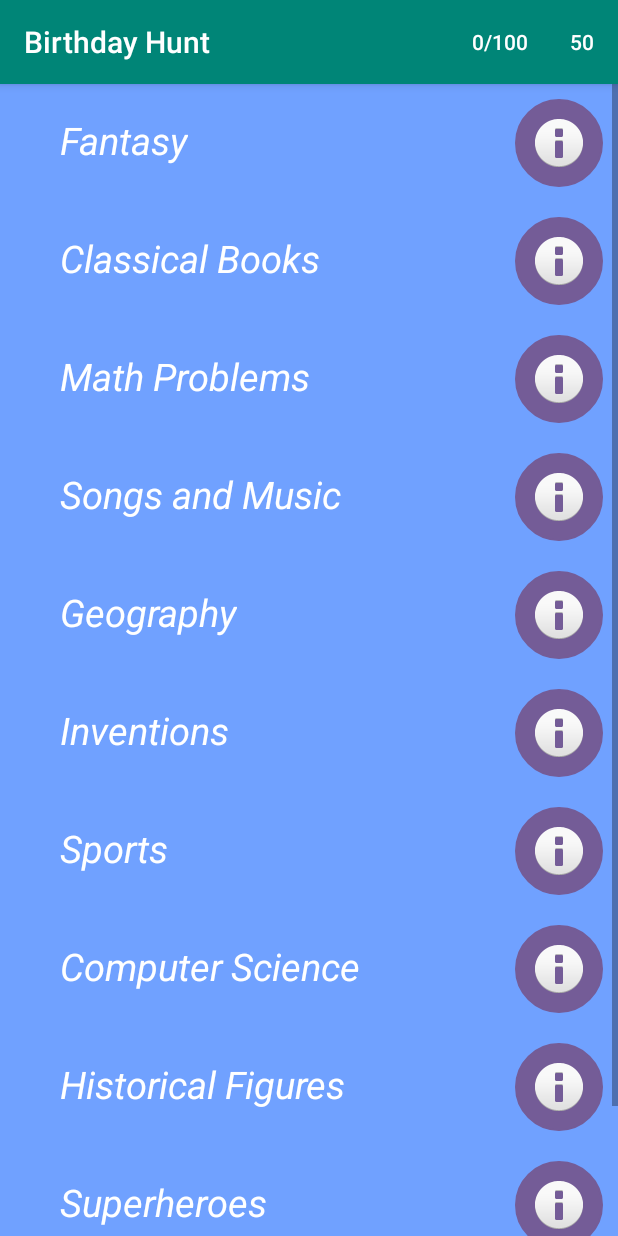
After one commit to Guy-Am-I/Dean_Bday_App, an Android app: the TopicsActivity screen opened directly, with no data from a screen before it, on a phone screen of 412 x 824 dp. The commit adds this screen. Run offline under Robolectric (Android 15) with nearby library versions, the phone set to English and light mode, and no system bars.

Commit message:
Added Topics activity showing 10 items as recycler view

```diff
--- a/app/build.gradle
+++ b/app/build.gradle
@@ -27,4 +27,6 @@ dependencies {
     testImplementation 'junit:junit:4.12'
     androidTestImplementation 'androidx.test.ext:junit:1.1.0'
     androidTestImplementation 'androidx.test.espresso:espresso-core:3.1.1'
+
+    implementation 'com.android.support:recyclerview-v7:28.0.0'
 }
--- a/app/src/main/AndroidManifest.xml
+++ b/app/src/main/AndroidManifest.xml
@@ -9,7 +9,8 @@
         android:roundIcon="@mipmap/ic_launcher_round"
         android:supportsRtl="true"
         android:theme="@style/AppTheme">
-        <activity android:name=".BeginGame"></activity>
+        <activity android:name=".TopicsActivity"></activity>
+        <activity android:name=".BeginGame" />
         <activity android:name=".WelcomeActivity">
             <intent-filter>
                 <action android:name="android.intent.action.MAIN" />
--- a/app/src/main/java/com/example/happybirthday/BeginGame.java
+++ b/app/src/main/java/com/example/happybirthday/BeginGame.java
@@ -2,8 +2,10 @@ package com.example.happybirthday;
 
 import androidx.appcompat.app.AppCompatActivity;
 
+import android.content.Intent;
 import android.os.Bundle;
 import android.view.Menu;
+import android.view.View;
 
 public class BeginGame extends AppCompatActivity {
 
@@ -18,4 +20,8 @@ public class BeginGame extends AppCompatActivity {
         getMenuInflater().inflate(R.menu.game_status_menu, menu);
         return true;
     }
+
+    public void goToTopics(View view){
+        startActivity(new Intent(this, TopicsActivity.class));
+    }
 }
--- /dev/null
+++ b/app/src/main/java/com/example/happybirthday/TopicsActivity.java
@@ -0,0 +1,39 @@
+package com.example.happybirthday;
+
+import androidx.appcompat.app.AppCompatActivity;
+import androidx.recyclerview.widget.LinearLayoutManager;
+import androidx.recyclerview.widget.RecyclerView;
+
+import android.os.Bundle;
+import android.util.Log;
+import android.view.Menu;
+import android.widget.LinearLayout;
+
+public class TopicsActivity extends AppCompatActivity {
+
+    private RecyclerView topics_list;
+    private TopicsListAdapter mAdapter;
+
+    @Override
+    protected void onCreate(Bundle savedInstanceState) {
+        super.onCreate(savedInstanceState);
+        setContentView(R.layout.activity_topics);
+
+        topics_list = (RecyclerView) findViewById(R.id.topics_list);
+        topics_list.setHasFixedSize(true);
+
+        mAdapter = new TopicsListAdapter(getResources().getStringArray(R.array.topics));
+        topics_list.setAdapter(mAdapter);
+
+        LinearLayoutManager layoutManager = new LinearLayoutManager(this);
+        topics_list.setLayoutManager(layoutManager);
+
+
+    }
+
+    @Override
+    public boolean onCreateOptionsMenu(Menu menu) {
+        getMenuInflater().inflate(R.menu.game_status_menu, menu);
+        return true;
+    }
+}
--- /dev/null
+++ b/app/src/main/java/com/example/happybirthday/TopicsListAdapter.java
@@ -0,0 +1,52 @@
+package com.example.happybirthday;
+
+import android.content.Context;
+import android.view.LayoutInflater;
+import android.view.View;
+import android.view.ViewGroup;
+import android.widget.TextView;
+
+import androidx.annotation.NonNull;
+import androidx.recyclerview.widget.RecyclerView;
+
+public class TopicsListAdapter extends RecyclerView.Adapter<TopicsListAdapter.TopicViewHolder> {
+
+    private String[] topics;
+    public TopicsListAdapter(String[] topics){
+        this.topics = topics;
+        notifyDataSetChanged();
+    }
+
+    public class TopicViewHolder extends RecyclerView.ViewHolder {
+        private TextView topic;
+
+        public TopicViewHolder(View view){
+            super(view);
+            topic = view.findViewById(R.id.topic);
+        }
+
+    }
+
+    @NonNull
+    @Override
+    public TopicsListAdapter.TopicViewHolder onCreateViewHolder(@NonNull ViewGroup parent, int viewType) {
+
+        Context context = parent.getContext();
+        int layoutID = R.layout.topic_item;
+        LayoutInflater inflater = LayoutInflater.from(context);
+
+        View view = inflater.inflate(layoutID, parent, false);
+        return new TopicViewHolder(view);
+    }
+
+    @Override
+    public void onBindViewHolder(@NonNull TopicViewHolder holder, int position) {
+        holder.topic.setText(topics[position]);
+    }
+
+    @Override
+    public int getItemCount() {
+        if(topics == null) return 0;
+        return topics.length;
+    }
+}
--- a/app/src/main/res/layout/activity_begin_game.xml
+++ b/app/src/main/res/layout/activity_begin_game.xml
@@ -48,6 +48,7 @@
             android:textSize="35sp"
             android:padding="16dp"
             android:text="I'm Ready!"
+            android:onClick="goToTopics"
             android:layout_gravity="center_horizontal" />
 
 </LinearLayout>
--- /dev/null
+++ b/app/src/main/res/layout/activity_topics.xml
@@ -0,0 +1,15 @@
+<?xml version="1.0" encoding="utf-8"?>
+<FrameLayout xmlns:android="http://schemas.android.com/apk/res/android"
+    xmlns:app="http://schemas.android.com/apk/res-auto"
+    xmlns:tools="http://schemas.android.com/tools"
+    android:layout_width="match_parent"
+    android:layout_height="match_parent"
+    tools:context=".TopicsActivity">
+
+    <androidx.recyclerview.widget.RecyclerView
+        android:id="@+id/topics_list"
+        android:scrollbars="vertical"
+        android:layout_width="match_parent"
+        android:layout_height="match_parent"/>
+
+</FrameLayout>
--- /dev/null
+++ b/app/src/main/res/layout/topic_item.xml
@@ -0,0 +1,28 @@
+<?xml version="1.0" encoding="utf-8"?>
+<RelativeLayout xmlns:android="http://schemas.android.com/apk/res/android"
+    android:orientation="horizontal" android:layout_width="match_parent"
+    android:layout_height="wrap_content" android:background="@color/main_app_lightish">
+
+    <!-- TODO add background images for each of the 10 itmes -->
+    <TextView
+        android:layout_width="wrap_content"
+        android:layout_height="wrap_content"
+        android:layout_marginTop="20dp"
+        android:id="@+id/topic"
+        android:textSize="25sp"
+        android:textColor="@color/text_color"
+        android:layout_alignParentLeft="true"
+        android:layout_marginStart="40dp"
+        android:textStyle="italic"/>
+
+    <ImageButton
+        android:layout_width="wrap_content"
+        android:layout_height="wrap_content"
+        android:src="@android:drawable/ic_dialog_info"
+        android:padding="13dp"
+        android:layout_marginEnd="40dp"
+        android:layout_margin="10dp"
+        android:layout_alignParentRight="true"
+        android:background="@drawable/image_border"/>
+
+</RelativeLayout>
--- a/app/src/main/res/values/arrays.xml
+++ b/app/src/main/res/values/arrays.xml
@@ -3,4 +3,17 @@
     <string-array name="initial_questions">
         <item>@string/initial_question_1</item>
     </string-array>
+    <string-array name="topics">
+        <item>@string/fantasy</item>
+        <item>@string/books</item>
+        <item>@string/math</item>
+        <item>@string/music</item>
+        <item>@string/geography</item>
+        <item>@string/inventions</item>
+        <item>@string/sports</item>
+        <item>@string/computers</item>
+        <item>@string/historical_figures</item>
+        <item>@string/superheroes</item>
+        <item>@string/games</item>
+    </string-array>
 </resources>
--- a/app/src/main/res/values/strings.xml
+++ b/app/src/main/res/values/strings.xml
@@ -12,5 +12,18 @@
 
     <string name="initial_question_1">$ SOUS Q.W.E.R.T.Y</string>
 
+    <string name="fantasy">Fantasy</string>
+    <string name="games">Games</string>
+    <string name="superheroes">Superheroes</string>
+    <string name="historical_figures">Historical Figures</string>
+    <string name="inventions">Inventions</string>
+    <string name="math">Math Problems</string>
+    <string name="computers">Computer Science</string>
+    <string name="geography">Geography</string>
+    <string name="music">Songs and Music</string>
+    <string name="sports">Sports</string>
+    <string name="books">Classical Books</string>
+
+
 
 </resources>
```
